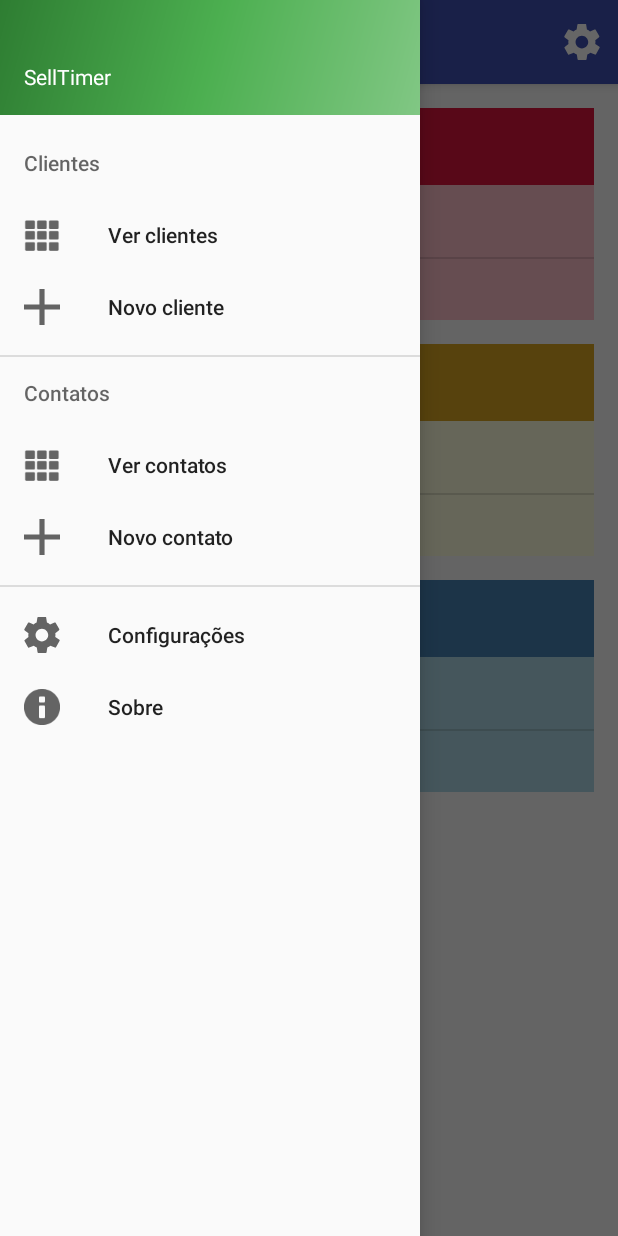
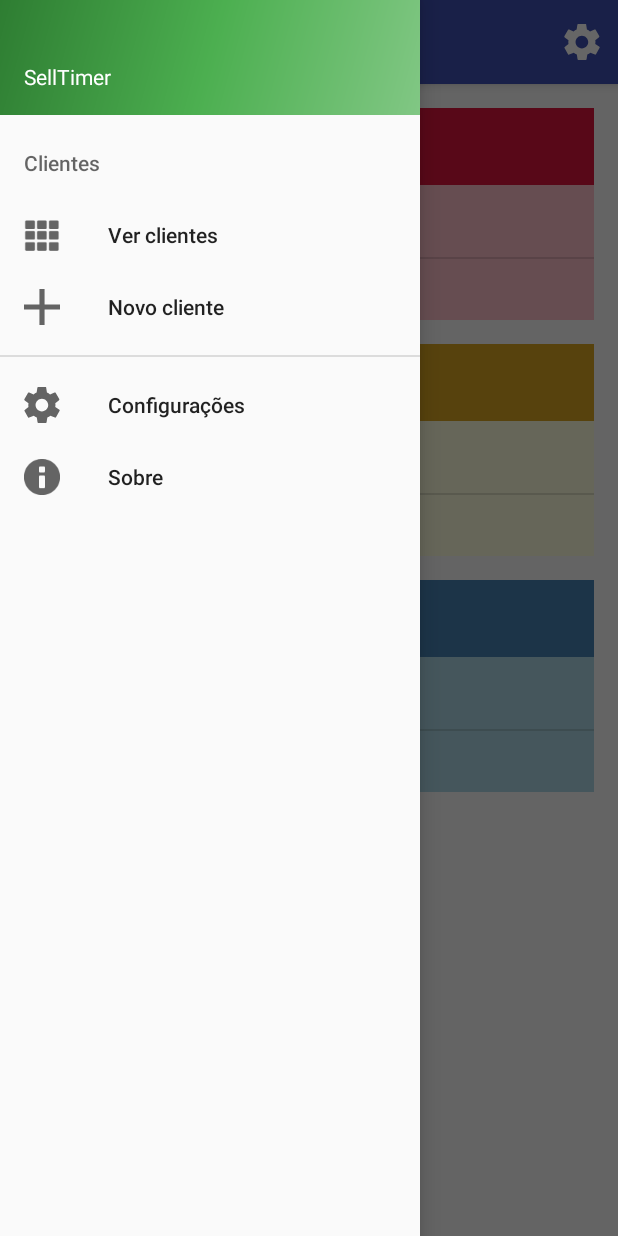
Before and after one commit to ezeqlabs/selltimer, an Android app: the screen it shows after launch (MainActivity), with the side drawer open, on a phone screen of 412 x 824 dp. Run offline under Robolectric (Android 15) with nearby library versions, the phone set to English and light mode, and no system bars.

Commit message:
Remove parte de contatos do navigation menu

```diff
--- a/app/src/main/res/menu/activity_main_drawer.xml
+++ b/app/src/main/res/menu/activity_main_drawer.xml
@@ -14,20 +14,6 @@
         </menu>
     </item>
 
-    <item android:title="@string/title_contatos_sidemenu">
-        <menu>
-            <item
-                android:id="@+id/ver_contatos_sidemenu"
-                android:icon="@android:drawable/ic_dialog_dialer"
-                android:title="@string/ver_contatos_sidemenu" />
-
-            <item
-                android:id="@+id/novo_contato_sidemenu"
-                android:icon="@drawable/ic_add"
-                android:title="@string/novo_contato_sidemenu" />
-        </menu>
-    </item>
-
     <item
         android:id="@+id/config_sidemenu"
         android:icon="@drawable/ic_settings"
```
